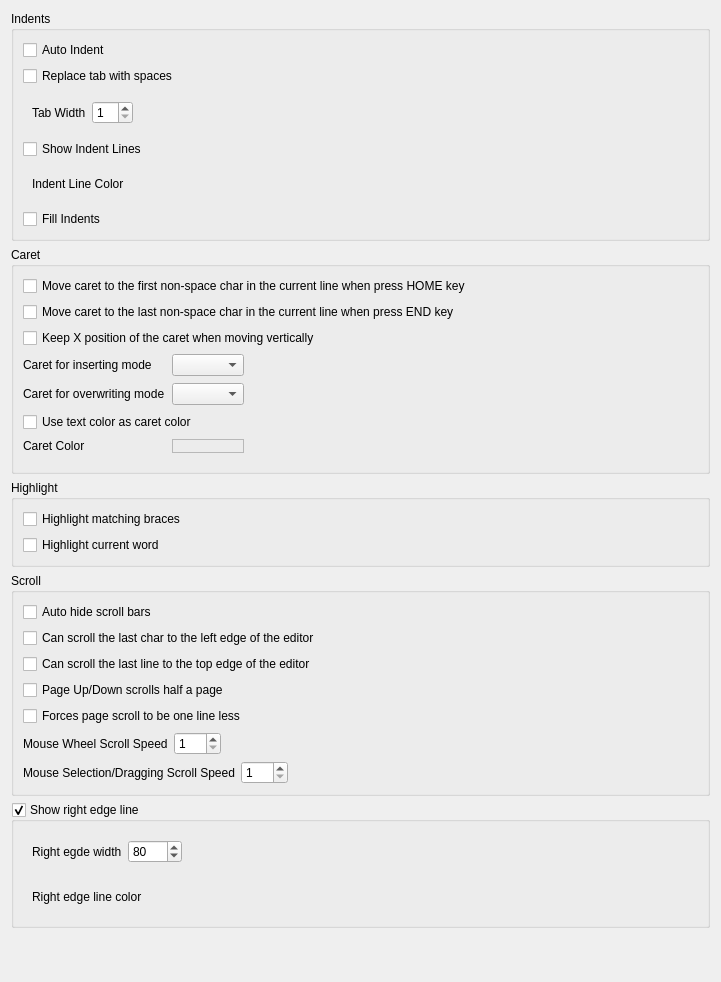
Old version of the form RedPandaIDE/settingsdialog/editorgeneralwidget.ui in the repository royqh1979/RedPanda-CPP.
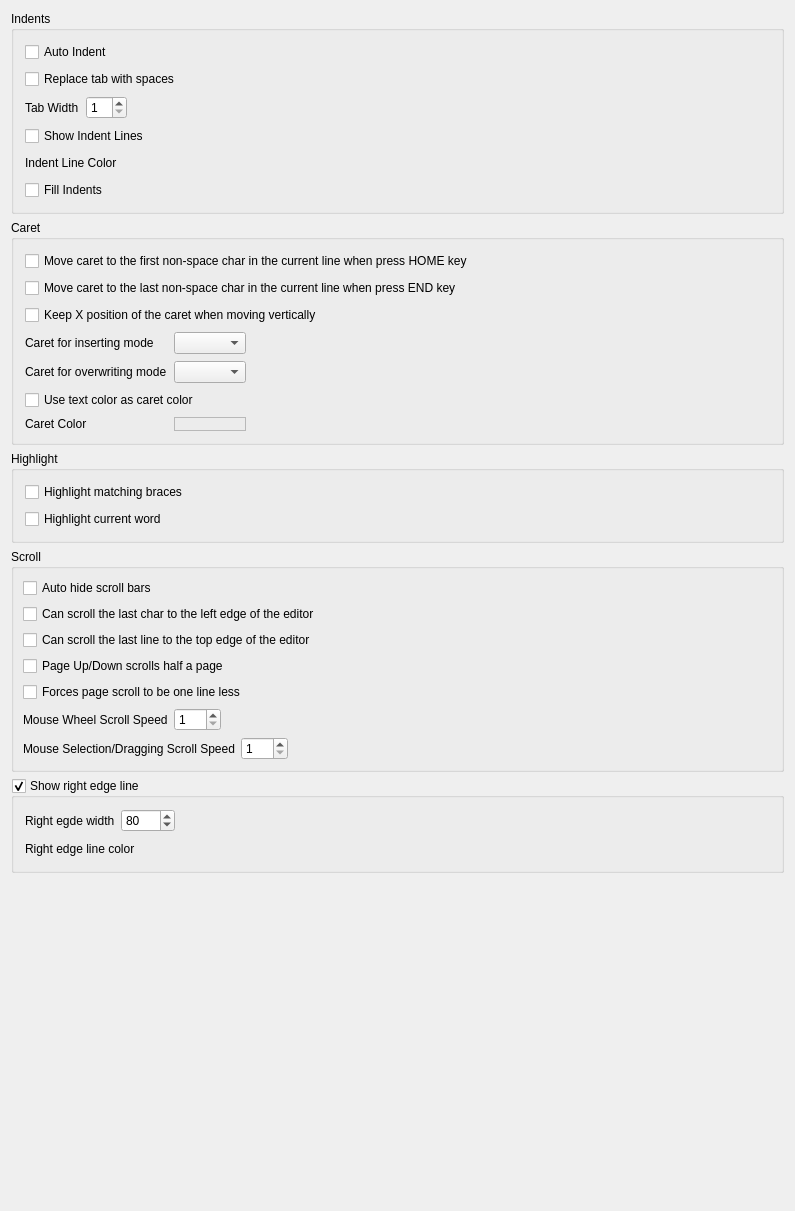
New version of the form. Custom widgets are drawn as their Qt base class.

Patch:
```diff
--- a/RedPandaIDE/settingsdialog/editorgeneralwidget.ui
+++ b/RedPandaIDE/settingsdialog/editorgeneralwidget.ui
@@ -6,8 +6,8 @@
    <rect>
     <x>0</x>
     <y>0</y>
-    <width>721</width>
-    <height>982</height>
+    <width>795</width>
+    <height>1211</height>
    </rect>
   </property>
   <property name="windowTitle">
@@ -20,6 +20,21 @@
       <string>Indents</string>
      </property>
      <layout class="QVBoxLayout" name="verticalLayout">
+      <property name="spacing">
+       <number>7</number>
+      </property>
+      <property name="leftMargin">
+       <number>11</number>
+      </property>
+      <property name="topMargin">
+       <number>11</number>
+      </property>
+      <property name="rightMargin">
+       <number>11</number>
+      </property>
+      <property name="bottomMargin">
+       <number>11</number>
+      </property>
       <item>
        <widget class="QCheckBox" name="chkAutoIndent">
         <property name="text">
@@ -37,6 +52,21 @@
       <item>
        <widget class="QWidget" name="widget_2" native="true">
         <layout class="QHBoxLayout" name="horizontalLayout">
+         <property name="spacing">
+          <number>7</number>
+         </property>
+         <property name="leftMargin">
+          <number>0</number>
+         </property>
+         <property name="topMargin">
+          <number>0</number>
+         </property>
+         <property name="rightMargin">
+          <number>0</number>
+         </property>
+         <property name="bottomMargin">
+          <number>0</number>
+         </property>
          <item>
           <widget class="QLabel" name="lbCaretColor_2">
            <property name="text">
@@ -79,28 +109,27 @@
       </item>
       <item>
        <widget class="QWidget" name="widget_3" native="true">
-        <layout class="QGridLayout" name="gridLayout_4">
-         <item row="0" column="2">
-          <spacer name="horizontalSpacer_4">
-           <property name="orientation">
-            <enum>Qt::Horizontal</enum>
-           </property>
-           <property name="sizeHint" stdset="0">
-            <size>
-             <width>40</width>
-             <height>20</height>
-            </size>
-           </property>
-          </spacer>
-         </item>
-         <item row="0" column="0">
+        <layout class="QHBoxLayout" name="horizontalLayout_5">
+         <property name="leftMargin">
+          <number>0</number>
+         </property>
+         <property name="topMargin">
+          <number>0</number>
+         </property>
+         <property name="rightMargin">
+          <number>0</number>
+         </property>
+         <property name="bottomMargin">
+          <number>0</number>
+         </property>
+         <item>
           <widget class="QLabel" name="lbIndentLineColor">
            <property name="text">
             <string>Indent Line Color</string>
            </property>
           </widget>
          </item>
-         <item row="0" column="1">
+         <item>
           <widget class="ColorEdit" name="colorIndentLine">
            <property name="frameShape">
             <enum>QFrame::StyledPanel</enum>
@@ -110,6 +139,19 @@
            </property>
           </widget>
          </item>
+         <item>
+          <spacer name="horizontalSpacer_4">
+           <property name="orientation">
+            <enum>Qt::Horizontal</enum>
+           </property>
+           <property name="sizeHint" stdset="0">
+            <size>
+             <width>40</width>
+             <height>20</height>
+            </size>
+           </property>
+          </spacer>
+         </item>
         </layout>
        </widget>
       </item>
@@ -129,6 +171,21 @@
       <string>Caret</string>
      </property>
      <layout class="QVBoxLayout" name="verticalLayout_3">
+      <property name="spacing">
+       <number>7</number>
+      </property>
+      <property name="leftMargin">
+       <number>11</number>
+      </property>
+      <property name="topMargin">
+       <number>11</number>
+      </property>
+      <property name="rightMargin">
+       <number>11</number>
+      </property>
+      <property name="bottomMargin">
+       <number>11</number>
+      </property>
       <item>
        <widget class="QCheckBox" name="chkEnhanceHome">
         <property name="text">
@@ -162,22 +219,39 @@
          <property name="rightMargin">
           <number>0</number>
          </property>
+         <property name="bottomMargin">
+          <number>0</number>
+         </property>
          <property name="spacing">
           <number>7</number>
          </property>
+         <item row="1" column="0">
+          <widget class="QLabel" name="lbCaretForOverwrite">
+           <property name="text">
+            <string>Caret for overwriting mode</string>
+           </property>
+          </widget>
+         </item>
+         <item row="4" column="1">
+          <widget class="ColorEdit" name="colorCaret">
+           <property name="frameShape">
+            <enum>QFrame::StyledPanel</enum>
+           </property>
+           <property name="frameShadow">
+            <enum>QFrame::Raised</enum>
+           </property>
+          </widget>
+         </item>
+         <item row="4" column="0">
+          <widget class="QLabel" name="lbCaretColor">
+           <property name="text">
+            <string>Caret Color</string>
+           </property>
+          </widget>
+         </item>
          <item row="1" column="1">
           <widget class="QComboBox" name="cbCaretForOverwrite"/>
          </item>
-         <item row="3" column="1">
-          <widget class="ColorEdit" name="colorCaret">
-           <property name="frameShape">
-            <enum>QFrame::StyledPanel</enum>
-           </property>
-           <property name="frameShadow">
-            <enum>QFrame::Raised</enum>
-           </property>
-          </widget>
-         </item>
          <item row="0" column="0">
           <widget class="QLabel" name="lbCaretForInsert">
            <property name="text">
@@ -188,13 +262,6 @@
          <item row="0" column="1">
           <widget class="QComboBox" name="cbCaretForInsert"/>
          </item>
-         <item row="3" column="0">
-          <widget class="QLabel" name="lbCaretColor">
-           <property name="text">
-            <string>Caret Color</string>
-           </property>
-          </widget>
-         </item>
          <item row="0" column="2">
           <spacer name="horizontalSpacer">
            <property name="orientation">
@@ -208,13 +275,6 @@
            </property>
           </spacer>
          </item>
-         <item row="1" column="0">
-          <widget class="QLabel" name="lbCaretForOverwrite">
-           <property name="text">
-            <string>Caret for overwriting mode</string>
-           </property>
-          </widget>
-         </item>
          <item row="2" column="0" colspan="3">
           <widget class="QCheckBox" name="chkCaretUseTextColor">
            <property name="text">
@@ -234,6 +294,21 @@
       <string>Highlight</string>
      </property>
      <layout class="QVBoxLayout" name="verticalLayout_6">
+      <property name="spacing">
+       <number>7</number>
+      </property>
+      <property name="leftMargin">
+       <number>11</number>
+      </property>
+      <property name="topMargin">
+       <number>11</number>
+      </property>
+      <property name="rightMargin">
+       <number>11</number>
+      </property>
+      <property name="bottomMargin">
+       <number>11</number>
+      </property>
       <item>
        <widget class="QCheckBox" name="chkHighlightMatchingBraces">
         <property name="text">
@@ -400,9 +475,36 @@
       <bool>true</bool>
      </property>
      <layout class="QVBoxLayout" name="verticalLayout_5">
+      <property name="spacing">
+       <number>7</number>
+      </property>
+      <property name="leftMargin">
+       <number>11</number>
+      </property>
+      <property name="topMargin">
+       <number>11</number>
+      </property>
+      <property name="rightMargin">
+       <number>11</number>
+      </property>
+      <property name="bottomMargin">
+       <number>11</number>
+      </property>
       <item>
        <widget class="QWidget" name="widget_4" native="true">
         <layout class="QHBoxLayout" name="horizontalLayout_2">
+         <property name="leftMargin">
+          <number>0</number>
+         </property>
+         <property name="topMargin">
+          <number>0</number>
+         </property>
+         <property name="rightMargin">
+          <number>0</number>
+         </property>
+         <property name="bottomMargin">
+          <number>0</number>
+         </property>
          <item>
           <widget class="QLabel" name="lbCaretColor_3">
            <property name="text">
@@ -441,28 +543,27 @@
       </item>
       <item>
        <widget class="QWidget" name="widget_5" native="true">
-        <layout class="QGridLayout" name="gridLayout_5">
-         <item row="0" column="2">
-          <spacer name="horizontalSpacer_5">
-           <property name="orientation">
-            <enum>Qt::Horizontal</enum>
-           </property>
-           <property name="sizeHint" stdset="0">
-            <size>
-             <width>40</width>
-             <height>20</height>
-            </size>
-           </property>
-          </spacer>
-         </item>
-         <item row="0" column="0">
+        <layout class="QHBoxLayout" name="horizontalLayout_6">
+         <property name="leftMargin">
+          <number>0</number>
+         </property>
+         <property name="topMargin">
+          <number>0</number>
+         </property>
+         <property name="rightMargin">
+          <number>0</number>
+         </property>
+         <property name="bottomMargin">
+          <number>0</number>
+         </property>
+         <item>
           <widget class="QLabel" name="lbCaretColor_5">
            <property name="text">
             <string>Right edge line color</string>
            </property>
           </widget>
          </item>
-         <item row="0" column="1">
+         <item>
           <widget class="ColorEdit" name="colorRightEdgeLine">
            <property name="frameShape">
             <enum>QFrame::StyledPanel</enum>
@@ -472,6 +573,19 @@
            </property>
           </widget>
          </item>
+         <item>
+          <spacer name="horizontalSpacer_5">
+           <property name="orientation">
+            <enum>Qt::Horizontal</enum>
+           </property>
+           <property name="sizeHint" stdset="0">
+            <size>
+             <width>40</width>
+             <height>20</height>
+            </size>
+           </property>
+          </spacer>
+         </item>
         </layout>
        </widget>
       </item>
```
